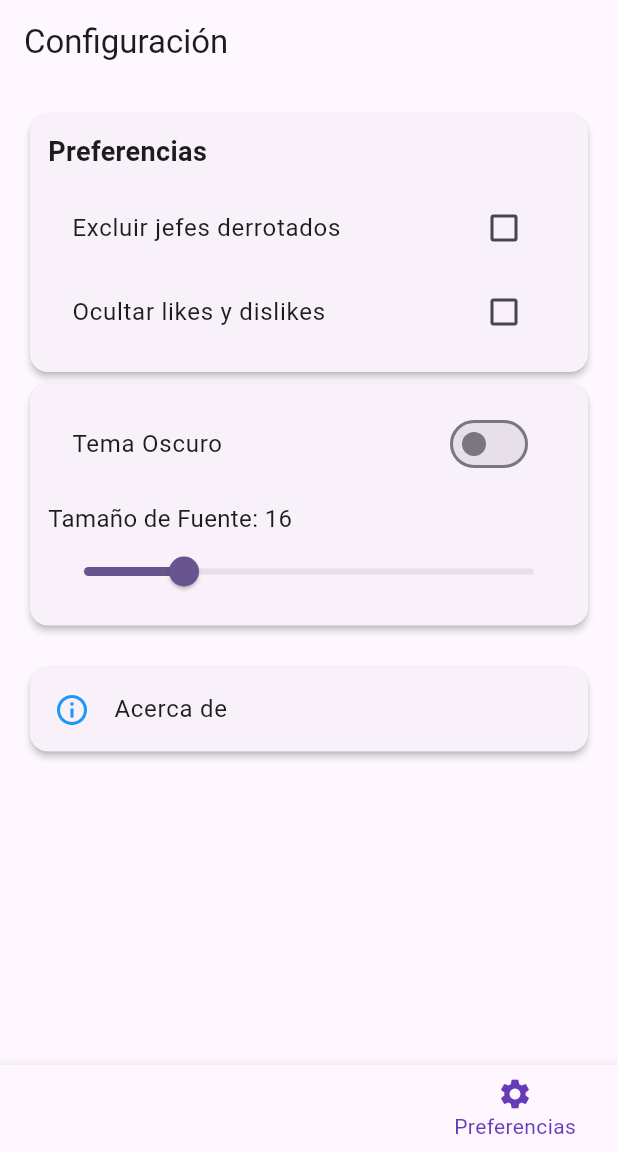
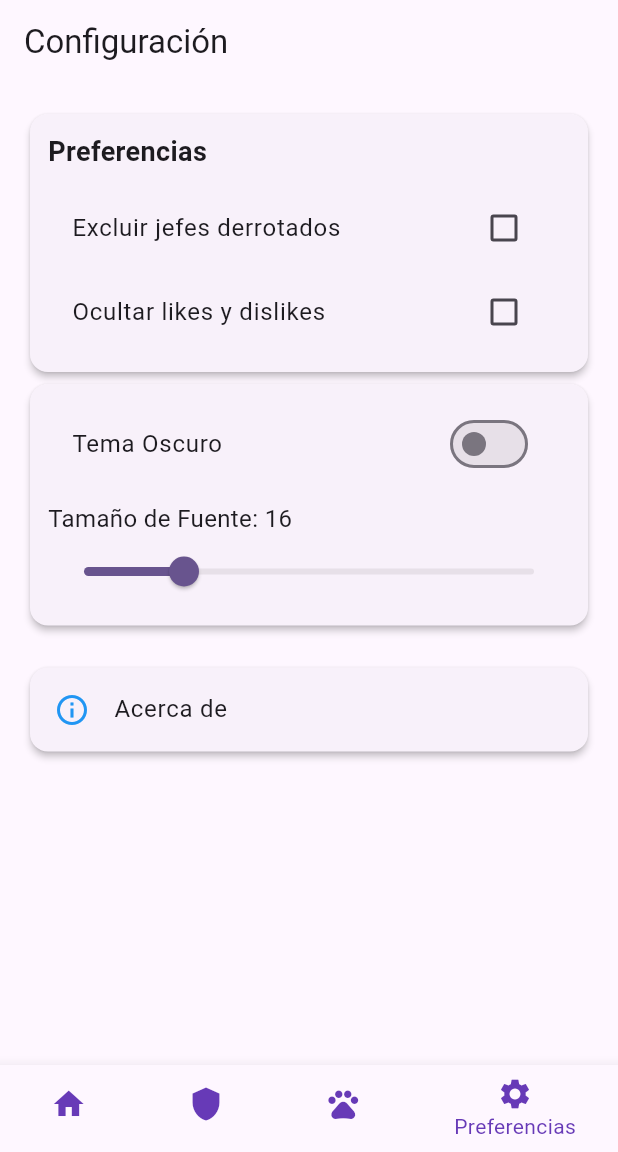
Before and after one commit to Vichh0/EldenRingWiki, a Flutter app: the screen it shows after launch, item 4 of the bottom bar chosen, on a phone screen of 412 x 824 dp, the part 84-1236 px from its top. Run offline on Flutter 3.47's test engine with Material 3 defaults, Android fonts, the phone set to English and light mode, and no system bars; our stand-ins replace shared_preferences; network calls fail.

Commit message:
jefe aleatoreos en home

```diff
--- a/lib/main.dart
+++ b/lib/main.dart
@@ -7,6 +7,7 @@ import 'Pages/bosses.dart';
 import 'Pages/infocriaturas.dart';
 import 'Pages/config.dart';
 import 'services/theme_provider.dart';
+import 'Pages/Home.dart'; // Asegúrate de importar tu nuevo HomePage
 
 void main() {
   runApp(
@@ -65,7 +66,7 @@ class _MainMenuState extends State<MainMenu> {
   int _selectedIndex = 0;
 
   static final List<Widget> _pages = <Widget>[
-    Center(child: Text('Bienvenido a EldenRing Wiki')),
+    HomePage(), // <-- Cambia esto por tu nuevo HomePage
     BossesPage(),
     CreaturesPage(),
     SettingsPage(),
@@ -88,24 +89,25 @@ class _MainMenuState extends State<MainMenu> {
       bottomNavigationBar: BottomNavigationBar(
         items: const <BottomNavigationBarItem>[
           BottomNavigationBarItem(
-            icon: Icon(Icons.home),
+            icon: Icon(Icons.home, color: Colors.deepPurple), // Cambiado a morado
             label: 'Inicio',
           ),
           BottomNavigationBarItem(
-            icon: Icon(Icons.shield),
+            icon: Icon(Icons.shield, color: Colors.deepPurple), // Cambiado a morado
             label: 'Jefes',
           ),
           BottomNavigationBarItem(
-            icon: Icon(Icons.pets),
+            icon: Icon(Icons.pets, color: Colors.deepPurple), // Cambiado a morado
             label: 'Criaturas',
           ),
           BottomNavigationBarItem(
-            icon: Icon(Icons.settings),
+            icon: Icon(Icons.settings, color: Colors.deepPurple), // Cambiado a morado
             label: 'Preferencias',
           ),
         ],
         currentIndex: _selectedIndex,
         selectedItemColor: Colors.deepPurple,
+        unselectedItemColor: Colors.deepPurple, // Opcional: morado para no seleccionados
         onTap: _onItemTapped,
       ),
     );
```
Also changed, not shown: lib/pages/Home.dart (+102 -0 lines).
